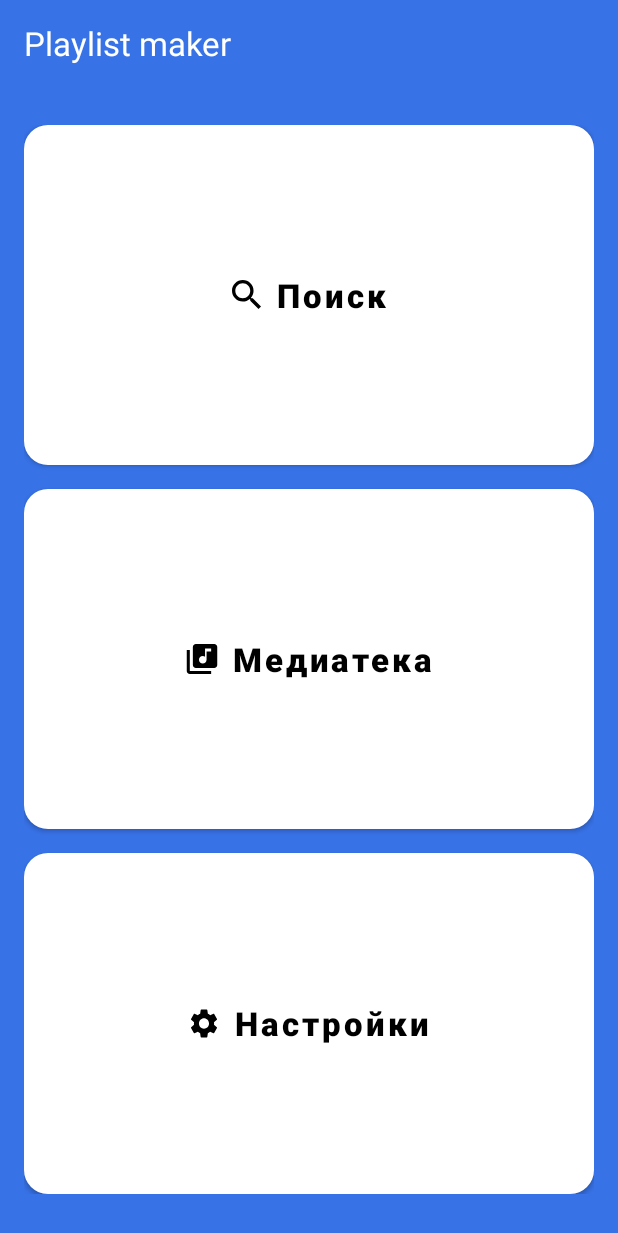
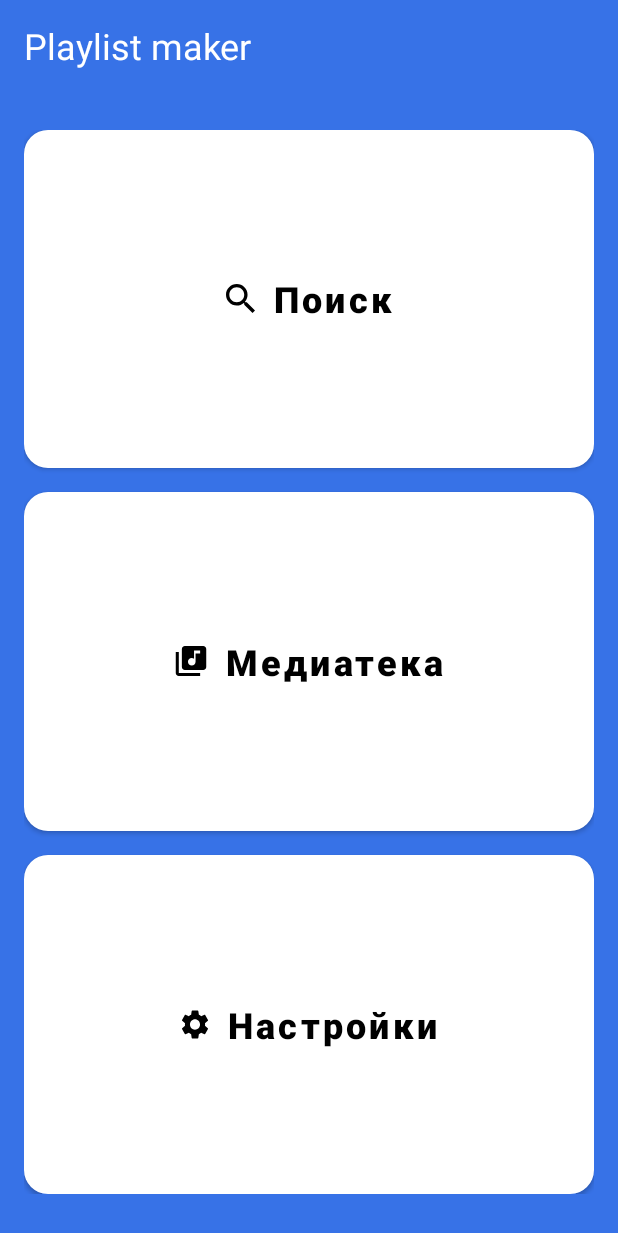
Before and after one commit to Zedar0/PlaylistMaker, an Android app: the screen it shows after launch (MainActivity), on a phone screen of 412 x 824 dp. Shown: the top 1233 px of the screen. Run offline under Robolectric (Android 15) with nearby library versions, the phone set to English and light mode, and no system bars.

Commit message:
Исправление замечаний от ревьювера в Домашней Работе Спринта №8

```diff
--- a/app/src/main/java/com/example/playlistmaker/SettingsActivity.kt
+++ b/app/src/main/java/com/example/playlistmaker/SettingsActivity.kt
@@ -13,8 +13,7 @@ class SettingsActivity : AppCompatActivity() {
         setContentView(R.layout.activity_settings)
         val imageReturn = findViewById<ImageView>(R.id.return_button)
         imageReturn.setOnClickListener {
-            val returnIntent = Intent(this, MainActivity::class.java)
-            startActivity(returnIntent)
+        finish()
         }
     }
 }
--- a/app/src/main/res/layout/activity_main.xml
+++ b/app/src/main/res/layout/activity_main.xml
@@ -11,19 +11,15 @@
     android:paddingHorizontal="16dp"
     android:paddingBottom="28dp">
 
-    <FrameLayout
+    <TextView
         android:layout_width="match_parent"
-        android:layout_height="wrap_content">
+        android:layout_height="wrap_content"
+        android:layout_gravity="start"
+        android:text="@string/app_name"
+        android:textColor="@color/white"
+        android:textSize="@dimen/text_size_22" />
 
-        <TextView
-            android:layout_width="match_parent"
-            android:layout_height="wrap_content"
-            android:layout_gravity="start"
-            android:text="@string/app_name"
-            android:textColor="@color/white"
-            android:textSize="@dimen/text_size_22" />
 
-    </FrameLayout>
     <LinearLayout
         android:layout_width="match_parent"
         android:layout_height="match_parent"
@@ -48,7 +44,7 @@
             app:icon="@drawable/search_icon"
             app:iconGravity="textStart"
             app:iconTint="@color/black"
-            app:iconPadding="10dp"
+            app:iconPadding="@dimen/main_button_between_icon_text_size"
             android:foreground="?attr/selectableItemBackground"/>
 
         <Button
@@ -66,7 +62,7 @@
             app:icon="@drawable/medialibrary_icon"
             app:iconGravity="textStart"
             app:iconTint="@color/black"
-            app:iconPadding="10dp"
+            app:iconPadding="@dimen/main_button_between_icon_text_size"
             android:foreground="?attr/selectableItemBackground"/>
         <Button
             android:id="@+id/button_setting"
@@ -83,7 +79,7 @@
             app:icon="@drawable/settings_icon"
             app:iconGravity="textStart"
             app:iconTint="@color/black"
-            app:iconPadding="10.66dp"
+            app:iconPadding="@dimen/main_button_between_icon_text_size"
             android:foreground="?attr/selectableItemBackground"/>
     </LinearLayout>
 </LinearLayout>
--- a/app/src/main/res/values/dimens.xml
+++ b/app/src/main/res/values/dimens.xml
@@ -1,6 +1,8 @@
 <?xml version="1.0" encoding="utf-8"?>
 <resources>
-    <dimen name="text_size_22">22sp</dimen>
+    <dimen name="text_size_22">24sp</dimen>
     <dimen name="text_size_16">16sp</dimen>
-    <dimen name="settings_height_size">61dp</dimen>
+    <dimen name="settings_height_size">64dp</dimen>
+    <dimen name="main_button_between_icon_text_size">12dp</dimen>
+    <dimen name="settings_margin_end_size">12dp</dimen>
 </resources>
```
Also changed, not shown: app/src/main/res/layout/activity_settings.xml (+4 -4 lines).
